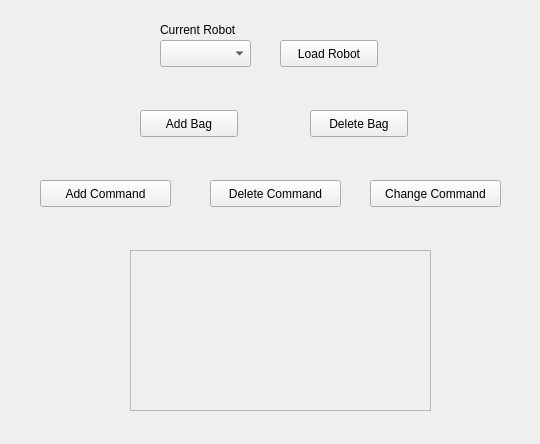
Above: resource/MyPlugin.ui from NuenoB/TheTeleop before the change. Below: the same form after it.
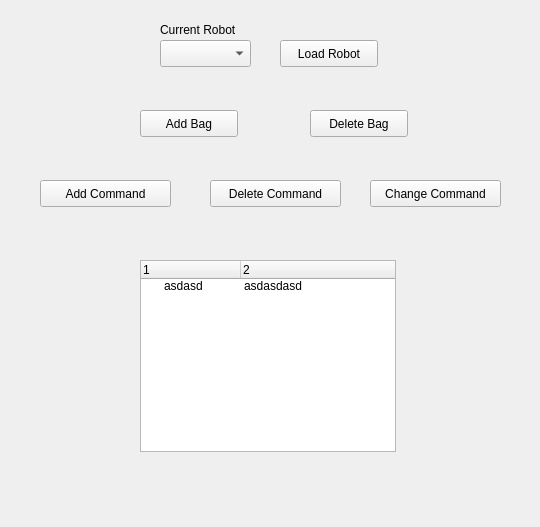
That is the form after the change.

Diff of the .ui file:
```diff
--- a/resource/MyPlugin.ui
+++ b/resource/MyPlugin.ui
@@ -7,7 +7,7 @@
     <x>0</x>
     <y>0</y>
     <width>540</width>
-    <height>444</height>
+    <height>527</height>
    </rect>
   </property>
   <property name="windowTitle">
@@ -52,29 +52,6 @@
     <string>Delete Command</string>
    </property>
   </widget>
-  <widget class="QScrollArea" name="scrollArea">
-   <property name="geometry">
-    <rect>
-     <x>130</x>
-     <y>250</y>
-     <width>301</width>
-     <height>161</height>
-    </rect>
-   </property>
-   <property name="widgetResizable">
-    <bool>true</bool>
-   </property>
-   <widget class="QWidget" name="scrollAreaWidgetContents">
-    <property name="geometry">
-     <rect>
-      <x>0</x>
-      <y>0</y>
-      <width>299</width>
-      <height>159</height>
-     </rect>
-    </property>
-   </widget>
-  </widget>
   <widget class="QComboBox" name="comboBox">
    <property name="geometry">
     <rect>
@@ -137,6 +114,34 @@
     <string>Current Robot</string>
    </property>
   </widget>
+  <widget class="QTreeWidget" name="elementsTable">
+   <property name="geometry">
+    <rect>
+     <x>140</x>
+     <y>260</y>
+     <width>256</width>
+     <height>192</height>
+    </rect>
+   </property>
+   <column>
+    <property name="text">
+     <string>1</string>
+    </property>
+   </column>
+   <column>
+    <property name="text">
+     <string>2</string>
+    </property>
+   </column>
+   <item>
+    <property name="text">
+     <string>asdasd</string>
+    </property>
+    <property name="text">
+     <string>asdasdasd</string>
+    </property>
+   </item>
+  </widget>
  </widget>
  <resources/>
  <connections/>
```
Left out of the diff: 10 changed lines with no effect on the pictures.
